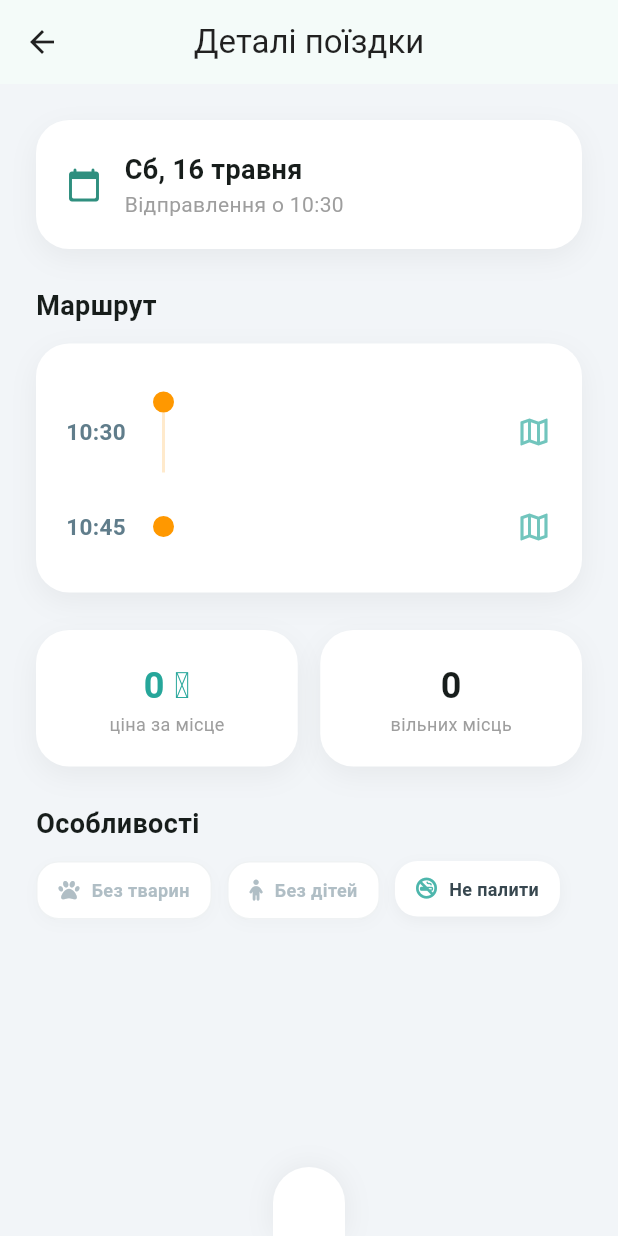
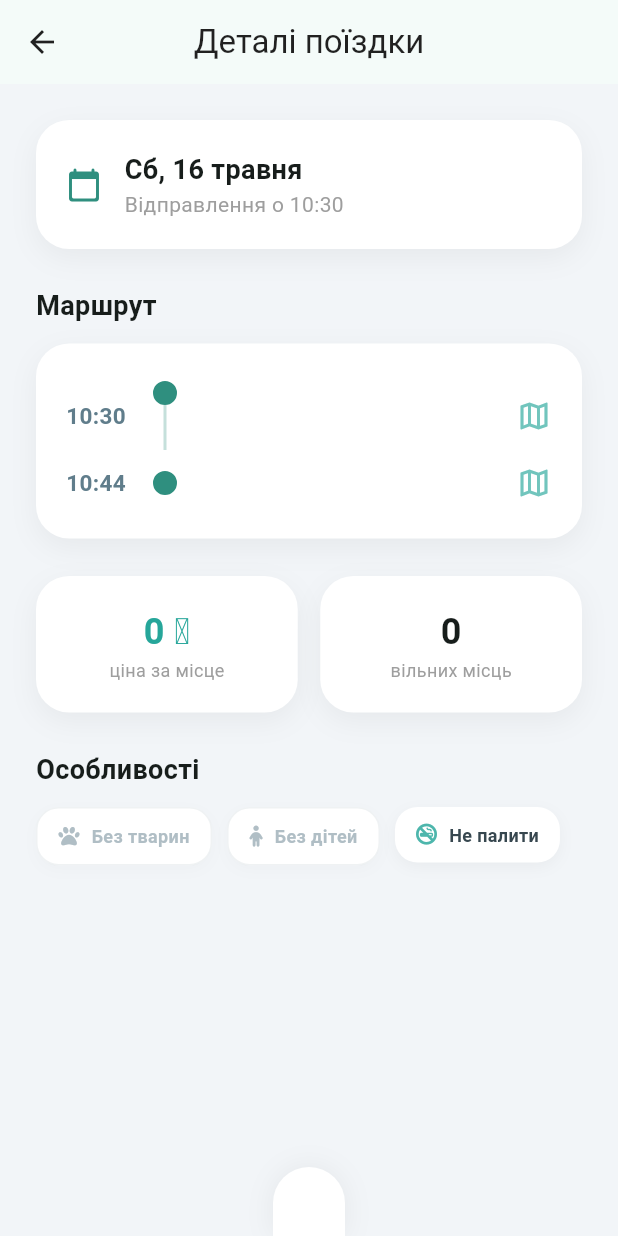
Before and after one commit to nazrchorn/PojikhalyRazom, a Flutter app: the TripDetailScreen screen opened directly with empty values, on a phone screen of 412 x 824 dp. Run offline on Flutter 3.47's test engine with Material 3 defaults, Android fonts, the phone set to English and light mode, and no system bars; our stand-ins replace cloud_firestore, firebase_auth, firebase_core, firebase_messaging, firebase_storage, flutter_local_notifications and 4 more; accounts and stored records are empty.

Commit message:
add function

```diff
--- a/app1/lib/models/trip.dart
+++ b/app1/lib/models/trip.dart
@@ -65,7 +65,8 @@
   }
 
   bool isCompletedByTime(DateTime now) {
-    return now.isAfter(getPlannedArrivalTime());
+    final plannedArrival = getPlannedArrivalTime();
+    return !now.isBefore(plannedArrival);
   }
 
   Map<String, dynamic> toMap() {
--- a/app1/lib/screens/trip_details_screen.dart
+++ b/app1/lib/screens/trip_details_screen.dart
@@ -90,12 +90,39 @@
     );
   }
 
-  List<String> _buildRouteCities(Trip sourceTrip) {
-    return <String>[
+  int _findCityIndex(List<String> orderedCities, String? city) {
+    if (city == null || city.trim().isEmpty) return -1;
+    final normalized = _normalizeCity(city);
+    for (int i = 0; i < orderedCities.length; i++) {
+      if (_normalizeCity(orderedCities[i]) == normalized) {
+        return i;
+      }
+    }
+    return -1;
+  }
+
+  List<String> _buildRouteCities(Trip sourceTrip, Map<String, dynamic>? liveData) {
+    final orderedCities = <String>[
       sourceTrip.origin.city,
       ...sourceTrip.stops.map((s) => s.city),
       sourceTrip.destination.city,
     ];
+
+    final includedIndexes = <int>{0, orderedCities.length - 1};
+    final segmentsRaw = liveData?['passengerSegments'];
+    if (segmentsRaw is Map) {
+      for (final value in segmentsRaw.values) {
+        if (value is! Map) continue;
+        final segment = Map<String, dynamic>.from(value);
+        final fromIdx = _findCityIndex(orderedCities, segment['fromCity'] as String?);
+        final toIdx = _findCityIndex(orderedCities, segment['toCity'] as String?);
+        if (fromIdx >= 0) includedIndexes.add(fromIdx);
+        if (toIdx >= 0) includedIndexes.add(toIdx);
+      }
+    }
+
+    final sorted = includedIndexes.toList()..sort();
+    return sorted.map((index) => orderedCities[index]).toList();
   }
 
   // ОНОВЛЕНИЙ ФІЛЬТР: Якщо isDisabled = true, то колір сірий
@@ -156,11 +183,11 @@
     bool isFirst = false,
     bool isHighlighted = false,
   }) {
-    final Color markerColor = isHighlighted ? Colors.orange : primaryTurquoise;
+    final Color markerColor = primaryTurquoise;
     return InkWell(
       onTap: onTap,
       child: Padding(
-        padding: const EdgeInsets.symmetric(vertical: 12.0),
+        padding: const EdgeInsets.symmetric(vertical: 5.0),
         child: Row(
           children: [
             SizedBox(width: 50, child: Text(time, style: const TextStyle(fontWeight: FontWeight.bold, fontSize: 15, color: Colors.blueGrey))),
@@ -168,14 +195,14 @@
             Column(
               children: [
                 Container(
-                  width: 14, height: 14,
+                  width: isHighlighted ? 16 : 14, height: isHighlighted ? 16 : 14,
                   decoration: BoxDecoration(
                     color: isFirst || isLast || isHighlighted ? markerColor : Colors.white,
                     border: Border.all(color: markerColor, width: 3),
                     shape: BoxShape.circle,
                   ),
                 ),
-                if (!isLast) Container(width: 2, height: 40, color: markerColor.withValues(alpha: 0.2)),
+                if (!isLast) Container(width: 2, height: 30, color: markerColor.withValues(alpha: 0.28)),
               ],
             ),
             const SizedBox(width: 18),
@@ -204,8 +231,8 @@
         List<dynamic> passengerIds = [];
         final liveData = snapshot.data;
         final String currentUserId = FirebaseAuth.instance.currentUser?.uid ?? '';
-        String? currentSegmentFrom = bookingFromCity;
-        String? currentSegmentTo = bookingToCity;
+        String? currentSegmentFrom;
+        String? currentSegmentTo;
         if (snapshot.hasData && liveData != null) {
           liveSeats = liveData['availableSeats'] ?? trip.availableSeats;
           passengerIds = List<dynamic>.from(liveData['passengers'] ?? []);
@@ -217,7 +244,7 @@
           }
         }
 
-        final routeCities = _buildRouteCities(trip);
+        final routeCities = _buildRouteCities(trip, liveData);
         final DateTime arrivalTime = _getPlannedArrival(trip);
         final int totalMinutes = arrivalTime.difference(trip.departureTime).inMinutes;
 
@@ -277,7 +304,7 @@
                               isFirst: index == 0,
                               isLast: index == routeCities.length - 1,
                               isHighlighted: highlighted,
-                              onTap: () => _openMap(context, currentSegmentFrom, currentSegmentTo),
+                              onTap: () => _openMap(context, routeCities, currentSegmentFrom, currentSegmentTo),
                             );
                           }),
                         ),
@@ -681,13 +708,19 @@
     );
   }
 
-  void _openMap(BuildContext context, String? highlightedFromCity, String? highlightedToCity) {
+  void _openMap(
+    BuildContext context,
+    List<String> visibleRouteCities,
+    String? highlightedFromCity,
+    String? highlightedToCity,
+  ) {
     Navigator.push(
       context,
       MaterialPageRoute(
         builder: (_) => TripDetailsMapScreen(
           trip: trip,
           apiKey: MyApp.orsKey,
+          visibleRouteCities: visibleRouteCities,
           highlightedFromCity: highlightedFromCity,
           highlightedToCity: highlightedToCity,
         ),
```
Also changed, not shown: app1/lib/screens/my_trips_screen.dart (+53 -1 lines), app1/lib/screens/trip_details_map_screen.dart (+12 -8 lines), app1/lib/services/trip_service.dart (+19 -1 lines).
